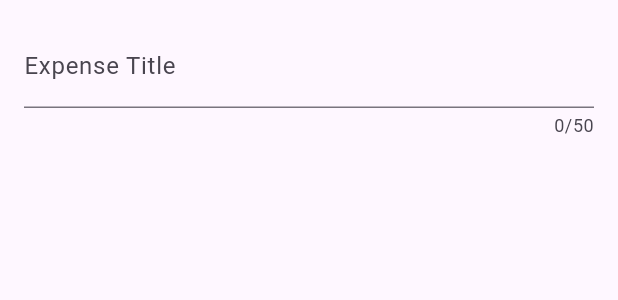
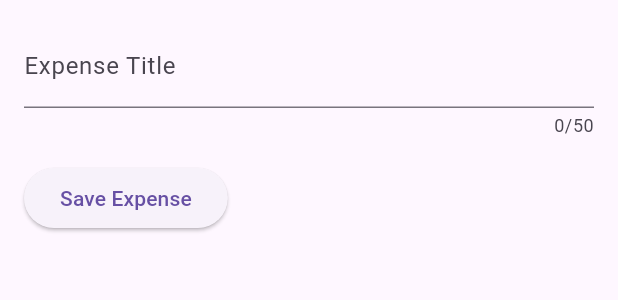
Before and after one commit to Haldiant/expense_tracker, a Flutter app: the NewExpense widget shown alone on an empty page, opened directly, on a phone screen of 412 x 824 dp. Shown: the top 300 px of the screen. Run offline on Flutter 3.47's test engine with Material 3 defaults, Android fonts, the phone set to English and light mode, and no system bars.

Commit message:
Add title input and save functionality to NewExpense widget

```diff
--- a/lib/widgets/new_expense.dart
+++ b/lib/widgets/new_expense.dart
@@ -8,6 +8,12 @@ class NewExpense extends StatefulWidget {
 }
 
 class _NewExpenseState extends State<NewExpense> {
+  var _enteredTitle = '';
+
+  void _saveTitleInput(String inputValue) {
+    _enteredTitle = inputValue;
+  }
+
   @override
   Widget build(BuildContext context) {
     return Padding(
@@ -15,10 +21,22 @@ class _NewExpenseState extends State<NewExpense> {
       child: Column(
         children: [
           TextField(
+            onChanged: _saveTitleInput,
             maxLength: 50,
             decoration: InputDecoration(
               label: Text('Expense Title'),
             ),
+          ),
+          SizedBox(height: 16.0),
+          Row(
+            children: [
+              ElevatedButton(
+                onPressed: () {
+                  print(_enteredTitle);
+                },
+                child: Text('Save Expense'),
+              ),
+            ],
           ),
         ],
       ),
```
